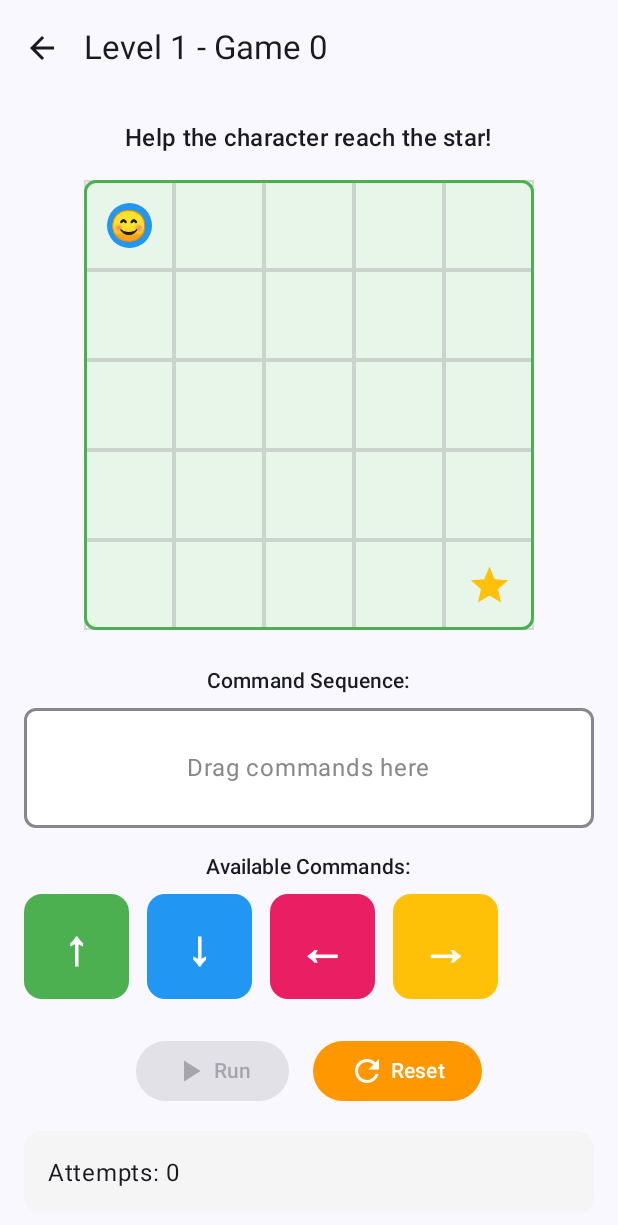
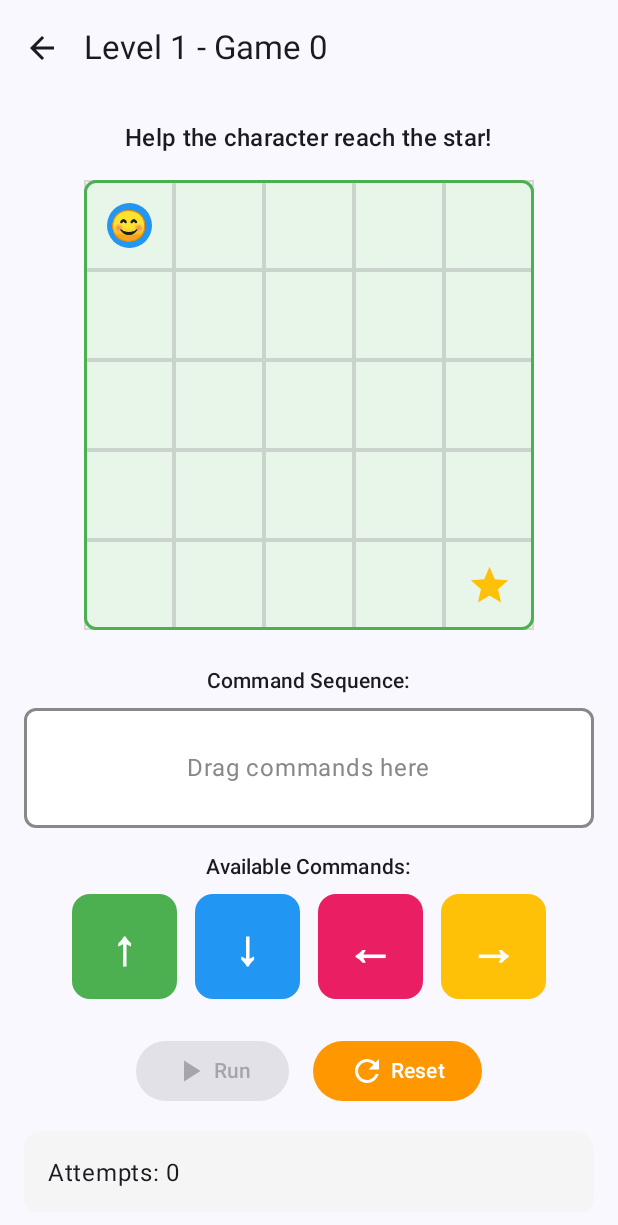
Before and after one commit to emartinez67/Educational-Game, an Android app built with Jetpack Compose: the composable Level1Game1Screen called with empty values, on a phone screen of 412 x 824 dp. Shown: the top 1225 px of the screen. Run offline under Robolectric (Android 15) with nearby library versions, the phone set to English and light mode, and no system bars.

Commit message:
Fixed draggable commands not being centered on the bottom

```diff
--- a/app/src/main/java/com/example/project3/ui/game/Level1Game1Screen.kt
+++ b/app/src/main/java/com/example/project3/ui/game/Level1Game1Screen.kt
@@ -36,6 +36,7 @@ import kotlinx.coroutines.delay
 import kotlinx.coroutines.launch
 import kotlin.math.roundToInt
 import androidx.compose.material.icons.automirrored.filled.ArrowBack
+import androidx.compose.ui.text.font.FontWeight
 import androidx.lifecycle.viewmodel.compose.viewModel
 
 @OptIn(ExperimentalMaterial3Api::class)
@@ -276,14 +277,13 @@ fun Level1Game1Screen(
                 Text(
                     text = "Available Commands:",
                     style = MaterialTheme.typography.titleSmall,
+                    fontWeight = FontWeight.SemiBold,
                     modifier = Modifier.padding(bottom = 8.dp)
                 )
             }
             item {
                 Row(
-                    horizontalArrangement = Arrangement.spacedBy(12.dp),
-                    modifier = Modifier.fillMaxWidth(),
-                    verticalAlignment = Alignment.CenterVertically
+                    horizontalArrangement = Arrangement.spacedBy(12.dp)
                 ) {
                     GameCommands.LEVEL_1_COMMANDS.forEach { command ->
                         DraggableCommand(
--- a/app/src/main/java/com/example/project3/ui/game/Level1Game2Screen.kt
+++ b/app/src/main/java/com/example/project3/ui/game/Level1Game2Screen.kt
@@ -345,8 +345,7 @@ fun Level1Game2Screen(
             }
             item {
                 Row(
-                    horizontalArrangement = Arrangement.spacedBy(8.dp),
-                    modifier = Modifier.fillMaxWidth()
+                    horizontalArrangement = Arrangement.spacedBy(12.dp)
                 ) {
                     GameCommands.LEVEL_1_COMMANDS.forEach { command ->
                         DraggableCommand(
@@ -363,7 +362,6 @@ fun Level1Game2Screen(
             item {
                 Spacer(modifier = Modifier.height(24.dp))
             }
-
             if (errorMessage.isNotEmpty()) {
                 item {
                     Card(
@@ -384,7 +382,6 @@ fun Level1Game2Screen(
                     }
                 }
             }
-
             item {
                 Row(
                     horizontalArrangement = Arrangement.spacedBy(16.dp)
```
